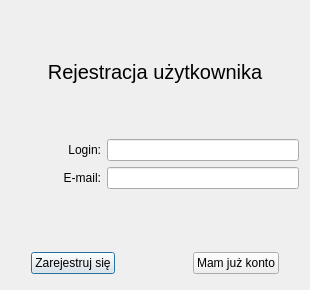
Above: JaroEliCall/gui/ui/register.ui from jaroslaw-wieczorek/Project_IP_Telephony_Python_Voip before the change. Below: the same form after it.
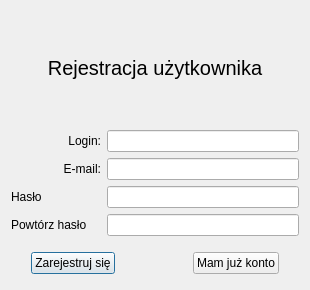
That is the form after the change.

Patch:
```diff
--- a/JaroEliCall/gui/ui/register.ui
+++ b/JaroEliCall/gui/ui/register.ui
@@ -157,6 +157,26 @@
        </property>
       </widget>
      </item>
+     <item row="2" column="0">
+      <widget class="QLabel" name="label_password">
+       <property name="text">
+        <string>Hasło</string>
+       </property>
+      </widget>
+     </item>
+     <item row="3" column="0">
+      <widget class="QLabel" name="label_repeat_password">
+       <property name="text">
+        <string>Powtórz hasło</string>
+       </property>
+      </widget>
+     </item>
+     <item row="3" column="1">
+      <widget class="QLineEdit" name="line_edit_repeat_password"/>
+     </item>
+     <item row="2" column="1">
+      <widget class="QLineEdit" name="line_edit_password"/>
+     </item>
     </layout>
    </item>
    <item>
```
